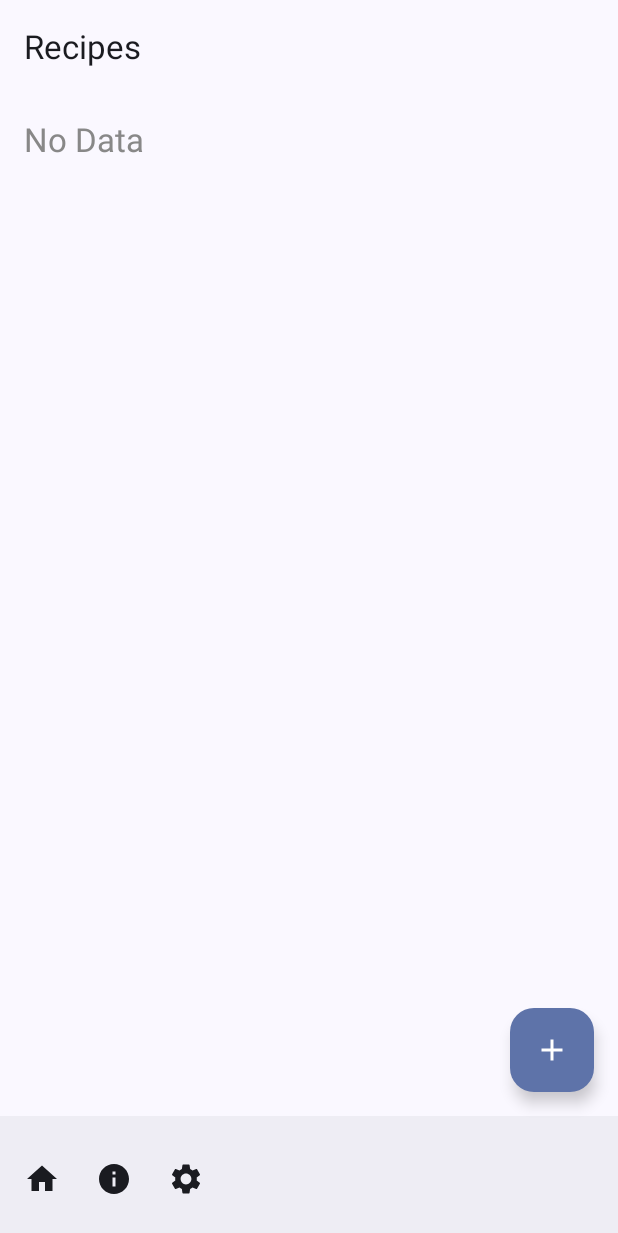
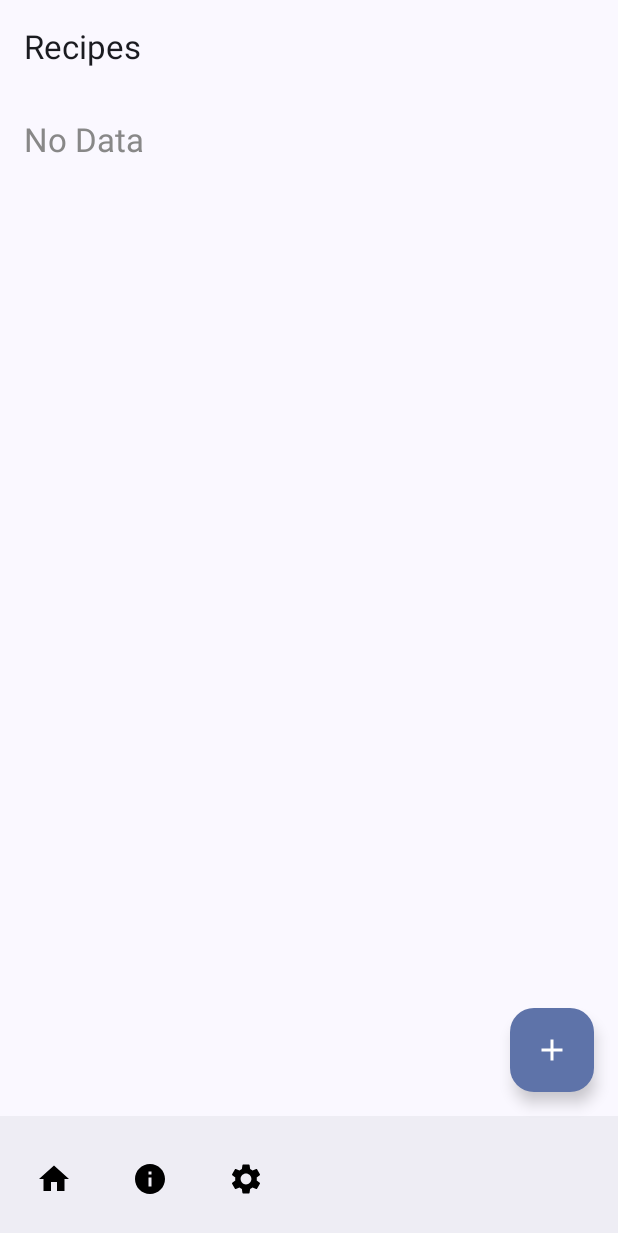
Before and after one commit to NeonBurst/DeliciousAndy, an Android app built with Jetpack Compose: the screen it shows after launch (MainActivity), after a tap on "Add", on a phone screen of 412 x 824 dp. Shown: the top 1233 px of the screen. Run offline under Robolectric (Android 15) with nearby library versions, the phone set to English and light mode, and no system bars; 1 statement that could not run was skipped; 3 other taps on this screen came first.

Commit message:
Added Comments (#32)
Co-authored-by: Nestor <nestorchaoberger@gmail.com>

```diff
--- a/app/src/main/kotlin/com/example/deliciousandy/MainActivity.kt
+++ b/app/src/main/kotlin/com/example/deliciousandy/MainActivity.kt
@@ -43,6 +43,7 @@ import androidx.compose.ui.unit.dp
 import com.example.deliciousandy.ui.components.RecipeCard
 import com.example.deliciousandy.data.models.AppData
 import com.example.deliciousandy.data.models.Recipe
+import com.example.deliciousandy.ui.components.IconBtn
 import com.example.deliciousandy.ui.theme.DeliciousAndyTheme
 import com.example.deliciousandy.utility.ConverterJSON
 
@@ -78,15 +79,16 @@ class MainActivity : ComponentActivity() {
                     },
                     bottomBar = { BottomAppBar(
                         actions = {
-                        IconButton(onClick = { /* do something */ }) {
-                            Icon(Icons.Filled.Home, contentDescription = "Localized description")
-                        }
-                        IconButton(onClick = { /* do something */ }) {
-                            Icon(Icons.Filled.Info, contentDescription = "Localized description")
-                        }
-                        IconButton(onClick = { /* do something */ }) {
-                                Icon(Icons.Filled.Settings, contentDescription = "Localized description")
-                        }
+                            IconBtn(imageVector = Icons.Filled.Home, tint = Color.Black, contentDescription = "Home") {
+                                println("Home")
+                            }
+                            IconBtn(imageVector = Icons.Filled.Info, tint = Color.Black, contentDescription = "Info") {
+
+                            }
+                            IconBtn(imageVector = Icons.Filled.Settings, tint = Color.Black, contentDescription = "") {
+
+                            }
+
                       }
                     )
                     },
@@ -139,7 +141,7 @@ class MainActivity : ComponentActivity() {
 
                             Divider(modifier = Modifier.size(20.dp), color = Color.Transparent)
 
-                            var bodyText by remember { mutableStateOf("") }
+                            var bodyText by remember { mutableStateOf("") } // TODO Refactor Text Fields
                             TextField(
                                 value = bodyText,
                                 onValueChange = { newText ->
--- a/app/src/main/kotlin/com/example/deliciousandy/ui/components/RecipeCard.kt
+++ b/app/src/main/kotlin/com/example/deliciousandy/ui/components/RecipeCard.kt
@@ -74,7 +74,7 @@ fun RecipeCard(
 
             }
         }
-        if (isExpanded) {
+        if (isExpanded) { // TODO Combine expanded and not expanded
             Card(
                 modifier = Modifier
                     .fillMaxSize() // Make the Card take the full available space
--- a/app/src/main/kotlin/com/example/deliciousandy/ui/theme/Color.kt
+++ b/app/src/main/kotlin/com/example/deliciousandy/ui/theme/Color.kt
@@ -2,7 +2,7 @@ package com.example.deliciousandy.ui.theme
 
 import androidx.compose.ui.graphics.Color
 
-val Purple80 = Color(0xFFD0BCFF)
+val Purple80 = Color(0xFFD0BCFF) // TODO  Standardize Colors
 val PurpleGrey80 = Color(0xFFCCC2DC)
 val Pink80 = Color(0xFFEFB8C8)
 
--- a/app/src/main/kotlin/com/example/deliciousandy/utility/ConverterJSON.kt
+++ b/app/src/main/kotlin/com/example/deliciousandy/utility/ConverterJSON.kt
@@ -10,7 +10,7 @@ import java.io.FileOutputStream
 import java.io.InputStreamReader
 import java.io.OutputStreamWriter
 
-class ConverterJSON {
+class ConverterJSON { // TODO Use data model instead of JSON File
 
     fun convertRecipeJSON(data: AppData): String {
         val gson = Gson()
```
